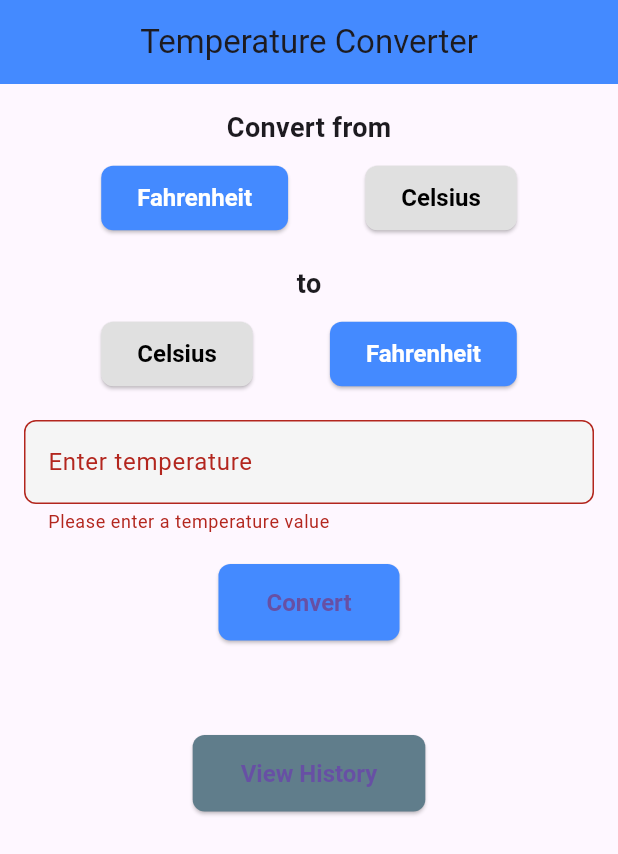
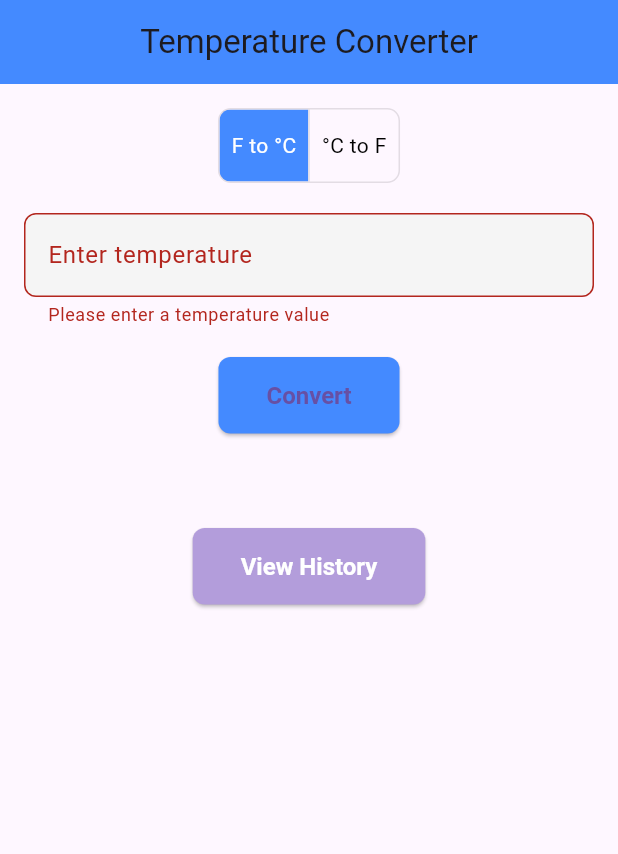
Before and after one commit to agigibairene/-Temperature_Conversion_app-, a Flutter app: the screen it shows after launch, after a tap on "Convert", on a phone screen of 412 x 824 dp. Shown: the top 854 px of the screen. Run offline on Flutter 3.47's test engine with Material 3 defaults, Android fonts, the phone set to English and light mode, and no system bars.

Commit message:
Temperature conversion app

```diff
--- a/temperature_app/lib/main.dart
+++ b/temperature_app/lib/main.dart
@@ -1,32 +1,37 @@
 import 'package:flutter/material.dart';
-
 void main() {
-  runApp(TemperatureConverterApp());
+  runApp(const TemperatureConverterApp());
 }
 
 class TemperatureConverterApp extends StatelessWidget {
+  const TemperatureConverterApp({super.key});
+
   @override
   Widget build(BuildContext context) {
     return MaterialApp(
-      title: 'Temperature Converter',
+      title: 'Temperature Conversion App',
       theme: ThemeData(
         primarySwatch: Colors.blue,
       ),
-      home: TemperatureConverterPage(),
+      home: const TemperatureConverterPage(),
+      debugShowCheckedModeBanner: false,
     );
   }
 }
 
 class TemperatureConverterPage extends StatefulWidget {
+  const TemperatureConverterPage({super.key});
+
   @override
+  // ignore: library_private_types_in_public_api
   _TemperatureConverterPageState createState() => _TemperatureConverterPageState();
 }
 
 class _TemperatureConverterPageState extends State<TemperatureConverterPage> {
   bool isFahrenheitToCelsius = true;
-  TextEditingController _inputController = TextEditingController();
+  final TextEditingController _inputController = TextEditingController();
   String _result = '';
-  List<String> _conversionHistory = [];
+  final List<String> _conversionHistory = [];
   String _error = '';
 
   void _convertTemperature() {
@@ -43,12 +48,12 @@ class _TemperatureConverterPageState extends State<TemperatureConverterPage> {
 
     if (isFahrenheitToCelsius) {
       convertedTemperature = (inputTemperature - 32) * 5 / 9;
-      conversionText = '$inputTemperature °F = ${convertedTemperature.toStringAsFixed(2)} °C';
-      _result = '${convertedTemperature.toStringAsFixed(2)} °C';
+      conversionText = '$inputTemperature °F = ${convertedTemperature.toStringAsFixed(1)} °C';
+      _result = '${convertedTemperature.toStringAsFixed(1)} °C';
     } else {
       convertedTemperature = (inputTemperature * 9 / 5) + 32;
-      conversionText = '$inputTemperature °C = ${convertedTemperature.toStringAsFixed(2)} °F';
-      _result = '${convertedTemperature.toStringAsFixed(2)} °F';
+      conversionText = '$inputTemperature °C = ${convertedTemperature.toStringAsFixed(1)} °F';
+      _result = '${convertedTemperature.toStringAsFixed(1)} °F';
     }
 
     setState(() {
@@ -57,26 +62,40 @@ class _TemperatureConverterPageState extends State<TemperatureConverterPage> {
     });
   }
 
-  Widget _buildUnitButton(String label, bool isSelected, VoidCallback onPressed) {
-    return ElevatedButton(
-      style: ElevatedButton.styleFrom(
-        foregroundColor: isSelected ? Colors.white : Colors.black,
-        backgroundColor: isSelected ? Colors.blueAccent : Colors.grey[300],
-        textStyle: TextStyle(fontSize: 16, fontWeight: FontWeight.bold),
-        padding: EdgeInsets.symmetric(horizontal: 24, vertical: 12),
-        shape: RoundedRectangleBorder(
+  Widget _buildTempButtons() {
+    return Wrap(
+      alignment: WrapAlignment.center,
+      children: [
+        ToggleButtons(
+          isSelected: [isFahrenheitToCelsius, !isFahrenheitToCelsius],
+          onPressed: (int index) {
+            setState(() {
+              isFahrenheitToCelsius = index == 0;
+            });
+          },
+          color: Colors.black,
+          selectedColor: Colors.white,
+          fillColor: Colors.blueAccent,
           borderRadius: BorderRadius.circular(8),
+          children: const <Widget>[
+            Padding(
+              padding: EdgeInsets.symmetric(horizontal: 8.0),
+              child: Text('F to °C'),
+            ),
+            Padding(
+              padding: EdgeInsets.symmetric(horizontal: 8.0),
+              child: Text('°C to F'),
+            ),
+          ],
         ),
-      ),
-      onPressed: onPressed,
-      child: Text(label),
+      ],
     );
   }
 
-  void _navigateToHistoryPage() {
+  void _navigateToHistory() {
     Navigator.of(context).push(
       MaterialPageRoute(
-        builder: (context) => ConversionHistoryPage(
+        builder: (context) => ConvertHistoryPage(
           conversionHistory: _conversionHistory,
         ),
       ),
@@ -89,7 +108,7 @@ class _TemperatureConverterPageState extends State<TemperatureConverterPage> {
 
     return Scaffold(
       appBar: AppBar(
-        title: Center(
+        title: const Center(
           child: Text('Temperature Converter'),
         ),
         backgroundColor: Colors.blueAccent,
@@ -106,48 +125,8 @@ class _TemperatureConverterPageState extends State<TemperatureConverterPage> {
     return SingleChildScrollView(
       child: Column(
         children: <Widget>[
-          Text(
-            'Convert from',
-            style: TextStyle(fontSize: 18, fontWeight: FontWeight.bold),
-          ),
-          SizedBox(height: 10),
-          Row(
-            mainAxisAlignment: MainAxisAlignment.spaceEvenly,
-            children: <Widget>[
-              _buildUnitButton('Fahrenheit', isFahrenheitToCelsius, () {
-                setState(() {
-                  isFahrenheitToCelsius = true;
-                });
-              }),
-              _buildUnitButton('Celsius', !isFahrenheitToCelsius, () {
-                setState(() {
-                  isFahrenheitToCelsius = false;
-                });
-              }),
-            ],
-          ),
-          SizedBox(height: 20),
-          Text(
-            'to',
-            style: TextStyle(fontSize: 18, fontWeight: FontWeight.bold),
-          ),
-          SizedBox(height: 10),
-          Row(
-            mainAxisAlignment: MainAxisAlignment.spaceEvenly,
-            children: <Widget>[
-              _buildUnitButton('Celsius', !isFahrenheitToCelsius, () {
-                setState(() {
-                  isFahrenheitToCelsius = false;
-                });
-              }),
-              _buildUnitButton('Fahrenheit', isFahrenheitToCelsius, () {
-                setState(() {
-                  isFahrenheitToCelsius = true;
-                });
-              }),
-            ],
-          ),
-          SizedBox(height: 20),
+          _buildTempButtons(),
+          const SizedBox(height: 20),
           TextField(
             controller: _inputController,
             decoration: InputDecoration(
@@ -161,36 +140,37 @@ class _TemperatureConverterPageState extends State<TemperatureConverterPage> {
             ),
             keyboardType: TextInputType.number,
           ),
-          SizedBox(height: 20),
+          const SizedBox(height: 20),
           ElevatedButton(
             onPressed: _convertTemperature,
             style: ElevatedButton.styleFrom(
               backgroundColor: Colors.blueAccent,
-              padding: EdgeInsets.symmetric(horizontal: 32, vertical: 16),
-              textStyle: TextStyle(fontSize: 16, fontWeight: FontWeight.bold),
+              padding: const EdgeInsets.symmetric(horizontal: 32, vertical: 16),
+              textStyle: const TextStyle(fontSize: 16, fontWeight: FontWeight.bold),
               shape: RoundedRectangleBorder(
                 borderRadius: BorderRadius.circular(8),
               ),
             ),
-            child: Text('Convert'),
+            child: const Text('Convert'),
           ),
-          SizedBox(height: 20),
+          const SizedBox(height: 20),
           Text(
             _result.isEmpty ? '' : 'Converted Temperature: $_result',
-            style: TextStyle(fontSize: 16, fontWeight: FontWeight.normal),
+            style: const TextStyle(fontSize: 16, fontWeight: FontWeight.normal),
           ),
-          SizedBox(height: 20),
+          const SizedBox(height: 20),
           ElevatedButton(
-            onPressed: _navigateToHistoryPage,
+            onPressed: _navigateToHistory,
             style: ElevatedButton.styleFrom(
-              backgroundColor: Colors.blueGrey,
-              padding: EdgeInsets.symmetric(horizontal: 32, vertical: 16),
-              textStyle: TextStyle(fontSize: 16, fontWeight: FontWeight.bold),
+              backgroundColor: Colors.deepPurple[200],
+              padding: const EdgeInsets.symmetric(horizontal: 32, vertical: 16),
+              textStyle: const TextStyle(fontSize: 16, fontWeight: FontWeight.bold, color: Colors.white),
               shape: RoundedRectangleBorder(
                 borderRadius: BorderRadius.circular(8),
               ),
             ),
-            child: Text('View History'),
+            child: const Text('View History', style: TextStyle(color: Colors.white)),
+
           ),
         ],
       ),
@@ -201,48 +181,8 @@ class _TemperatureConverterPageState extends State<TemperatureConverterPage> {
     return SingleChildScrollView(
       child: Column(
         children: <Widget>[
-          Text(
-            'Convert from',
-            style: TextStyle(fontSize: 18, fontWeight: FontWeight.bold),
-          ),
-          SizedBox(height: 10),
-          Row(
-            mainAxisAlignment: MainAxisAlignment.spaceEvenly,
-            children: <Widget>[
-              _buildUnitButton('Fahrenheit', isFahrenheitToCelsius, () {
-                setState(() {
-                  isFahrenheitToCelsius = true;
-                });
-              }),
-              _buildUnitButton('Celsius', !isFahrenheitToCelsius, () {
-                setState(() {
-                  isFahrenheitToCelsius = false;
-                });
-              }),
-            ],
-          ),
-          SizedBox(height: 20),
-          Text(
-            'to',
-            style: TextStyle(fontSize: 18, fontWeight: FontWeight.bold),
-          ),
-          SizedBox(height: 10),
-          Row(
-            mainAxisAlignment: MainAxisAlignment.spaceEvenly,
-            children: <Widget>[
-              _buildUnitButton('Celsius', !isFahrenheitToCelsius, () {
-                setState(() {
-                  isFahrenheitToCelsius = false;
-                });
-              }),
-              _buildUnitButton('Fahrenheit', isFahrenheitToCelsius, () {
-                setState(() {
-                  isFahrenheitToCelsius = true;
-                });
-              }),
-            ],
-          ),
-          SizedBox(height: 20),
+          _buildTempButtons(),
+          const SizedBox(height: 20),
           TextField(
             controller: _inputController,
             decoration: InputDecoration(
@@ -256,36 +196,36 @@ class _TemperatureConverterPageState extends State<TemperatureConverterPage> {
             ),
             keyboardType: TextInputType.number,
           ),
-          SizedBox(height: 20),
+          const SizedBox(height: 20),
           ElevatedButton(
             onPressed: _convertTemperature,
             style: ElevatedButton.styleFrom(
               backgroundColor: Colors.blueAccent,
-              padding: EdgeInsets.symmetric(horizontal: 32, vertical: 16),
-              textStyle: TextStyle(fontSize: 16, fontWeight: FontWeight.bold),
+              padding: const EdgeInsets.symmetric(horizontal: 32, vertical: 16),
+              textStyle: const TextStyle(fontSize: 16, fontWeight: FontWeight.bold),
               shape: RoundedRectangleBorder(
                 borderRadius: BorderRadius.circular(8),
               ),
             ),
-            child: Text('Convert'),
+            child: const Text('Convert'),
           ),
-          SizedBox(height: 20),
+          const SizedBox(height: 20),
           Text(
             _result.isEmpty ? '' : 'Converted Temperature: $_result',
-            style: TextStyle(fontSize: 16, fontWeight: FontWeight.normal),
+            style: const TextStyle(fontSize: 16, fontWeight: FontWeight.normal),
           ),
-          SizedBox(height: 20),
+          const SizedBox(height: 20),
           ElevatedButton(
-            onPressed: _navigateToHistoryPage,
+            onPressed: _navigateToHistory,
             style: ElevatedButton.styleFrom(
               backgroundColor: Colors.blueGrey,
-              padding: EdgeInsets.symmetric(horizontal: 32, vertical: 16),
-              textStyle: TextStyle(fontSize: 16, fontWeight: FontWeight.bold),
+              padding: const EdgeInsets.symmetric(horizontal: 32, vertical: 16),
+              textStyle: const TextStyle(fontSize: 16, fontWeight: FontWeight.bold),
               shape: RoundedRectangleBorder(
                 borderRadius: BorderRadius.circular(8),
               ),
             ),
-            child: Text('View History'),
+            child: const Text('View History'),
           ),
         ],
       ),
@@ -293,16 +233,16 @@ class _TemperatureConverterPageState extends State<TemperatureConverterPage> {
   }
 }
 
-class ConversionHistoryPage extends StatelessWidget {
+class ConvertHistoryPage extends StatelessWidget {
   final List<String> conversionHistory;
 
-  ConversionHistoryPage({required this.conversionHistory});
+  const ConvertHistoryPage({super.key, required this.conversionHistory});
 
   @override
   Widget build(BuildContext context) {
     return Scaffold(
       appBar: AppBar(
-        title: Text('Conversion History'),
+        title: const Text('Conversion History'),
         backgroundColor: Colors.blueAccent,
       ),
       body: ListView.builder(
```
